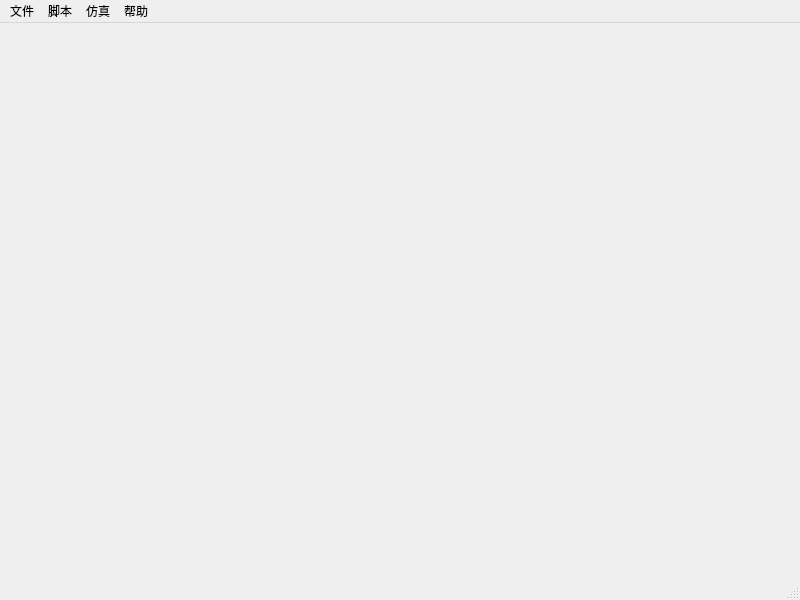
First picture: the form in src/guide_software/mainpage.ui, repository creeper12356/guide_software, before the edit.
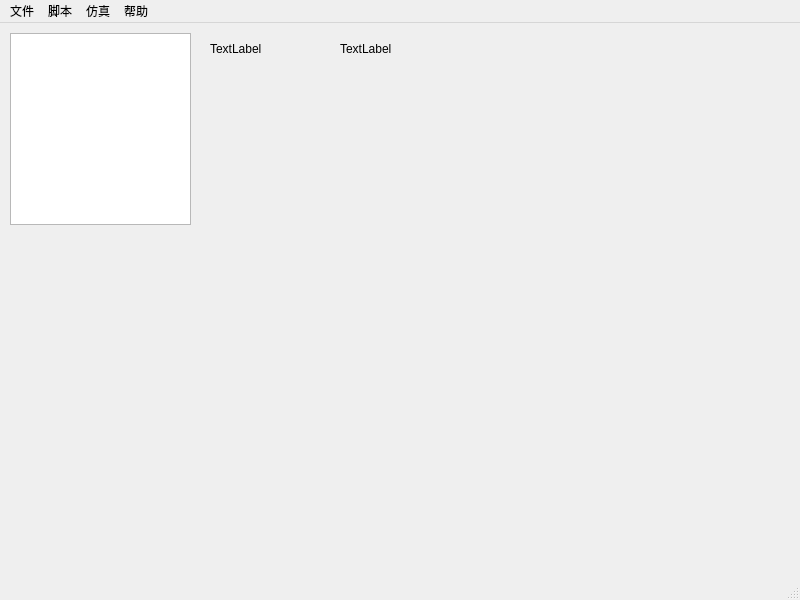
Second picture: the form after the edit. Icons and pictures are not drawn.

```diff
--- a/src/guide_software/mainpage.ui
+++ b/src/guide_software/mainpage.ui
@@ -16,7 +16,44 @@
   <property name="toolButtonStyle">
    <enum>Qt::ToolButtonIconOnly</enum>
   </property>
-  <widget class="QWidget" name="centralwidget"/>
+  <widget class="QWidget" name="centralwidget">
+   <widget class="QListView" name="prog_list">
+    <property name="geometry">
+     <rect>
+      <x>10</x>
+      <y>10</y>
+      <width>181</width>
+      <height>192</height>
+     </rect>
+    </property>
+   </widget>
+   <widget class="QLabel" name="test_label">
+    <property name="geometry">
+     <rect>
+      <x>210</x>
+      <y>10</y>
+      <width>111</width>
+      <height>31</height>
+     </rect>
+    </property>
+    <property name="text">
+     <string>TextLabel</string>
+    </property>
+   </widget>
+   <widget class="QLabel" name="thread_num_label">
+    <property name="geometry">
+     <rect>
+      <x>340</x>
+      <y>10</y>
+      <width>111</width>
+      <height>31</height>
+     </rect>
+    </property>
+    <property name="text">
+     <string>TextLabel</string>
+    </property>
+   </widget>
+  </widget>
   <widget class="QMenuBar" name="menubar">
    <property name="geometry">
     <rect>
```
